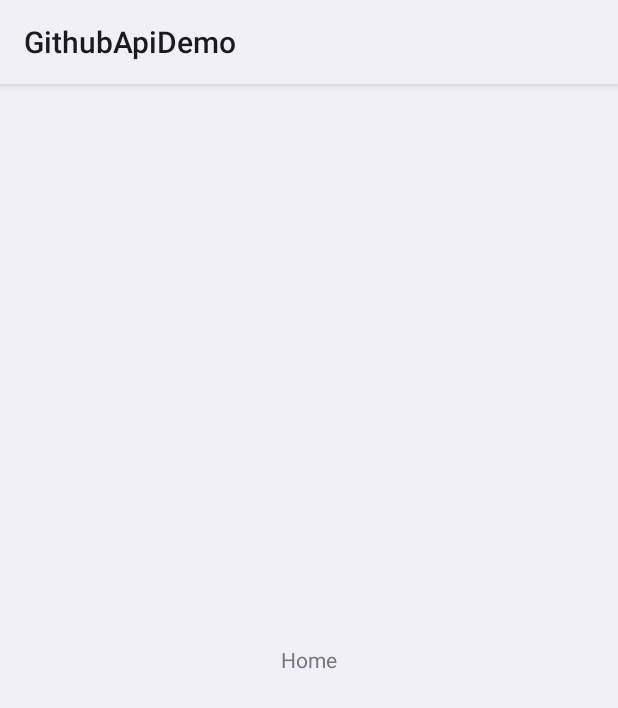
After one commit to Omik0/GithubApiDemo, an Android app: the layout fragment_home.xml on its own in the app's theme, with its tools: preview values and no code run, on a phone screen of 412 x 824 dp. The commit adds this screen. Shown: the top 708 px of the screen. Run offline under Robolectric (Android 15) with nearby library versions, the phone set to English and light mode, and no system bars.

Commit message:
add fragmentContainerView and toolbar

```diff
--- a/app/build.gradle
+++ b/app/build.gradle
@@ -43,6 +43,7 @@ dependencies {
 
     implementation 'androidx.core:core-ktx:1.7.0'
     implementation 'androidx.appcompat:appcompat:1.4.1'
+    implementation 'androidx.legacy:legacy-support-v4:1.0.0'
     testImplementation 'junit:junit:4.13.2'
     androidTestImplementation 'androidx.test.ext:junit:1.1.3'
     androidTestImplementation 'androidx.test.espresso:espresso-core:3.4.0'
--- a/app/src/main/res/drawable-night/ic_github.xml
+++ /dev/null
@@ -1,15 +0,0 @@
-<vector xmlns:android="http://schemas.android.com/apk/res/android"
-    android:width="24dp"
-    android:height="24dp"
-    android:viewportWidth="24"
-    android:viewportHeight="24">
-    <group
-        android:pivotX="12"
-        android:pivotY="11"
-        android:scaleX="0.8"
-        android:scaleY="0.8">
-        <path
-            android:fillColor="#FFFFFF"
-            android:pathData="M12,2.2467A10.0004,10.0004 0,0 0,8.8375 21.7342c0.5,0.0875 0.6875,-0.2125 0.6875,-0.475 0,-0.2375 -0.0125,-1.025 -0.0125,-1.8625C7,19.8592 6.35,18.7842 6.15,18.2217A3.636,3.636 0,0 0,5.125 16.8092c-0.35,-0.1875 -0.85,-0.65 -0.0125,-0.6625A2.0012,2.0012 0,0 1,6.65 17.1717a2.1374,2.1374 0,0 0,2.9125 0.825A2.1038,2.1038 0,0 1,10.2 16.6592c-2.225,-0.25 -4.55,-1.1125 -4.55,-4.9375a3.8919,3.8919 0,0 1,1.025 -2.6875,3.5937 3.5937,0 0,1 0.1,-2.65s0.8375,-0.2625 2.75,1.025a9.4275,9.4275 0,0 1,5 0c1.9125,-1.3 2.75,-1.025 2.75,-1.025a3.5932,3.5932 0,0 1,0.1 2.65,3.869 3.869,0 0,1 1.025,2.6875c0,3.8375 -2.3375,4.6875 -4.5625,4.9375a2.3681,2.3681 0,0 1,0.675 1.85c0,1.3375 -0.0125,2.4125 -0.0125,2.75 0,0.2625 0.1875,0.575 0.6875,0.475A10.0053,10.0053 0,0 0,12 2.2467Z" />
-    </group>
-</vector>
--- a/app/src/main/res/drawable/ic_github.xml
+++ b/app/src/main/res/drawable/ic_github.xml
@@ -10,7 +10,7 @@
         android:scaleY="0.8">
         <path
             android:name="logo"
-            android:fillColor="#FF000000"
+            android:fillColor="?attr/colorSecondaryVariant"
             android:pathData="M12,2.2467A10.0004,10.0004 0,0 0,8.8375 21.7342c0.5,0.0875 0.6875,-0.2125 0.6875,-0.475 0,-0.2375 -0.0125,-1.025 -0.0125,-1.8625C7,19.8592 6.35,18.7842 6.15,18.2217A3.636,3.636 0,0 0,5.125 16.8092c-0.35,-0.1875 -0.85,-0.65 -0.0125,-0.6625A2.0012,2.0012 0,0 1,6.65 17.1717a2.1374,2.1374 0,0 0,2.9125 0.825A2.1038,2.1038 0,0 1,10.2 16.6592c-2.225,-0.25 -4.55,-1.1125 -4.55,-4.9375a3.8919,3.8919 0,0 1,1.025 -2.6875,3.5937 3.5937,0 0,1 0.1,-2.65s0.8375,-0.2625 2.75,1.025a9.4275,9.4275 0,0 1,5 0c1.9125,-1.3 2.75,-1.025 2.75,-1.025a3.5932,3.5932 0,0 1,0.1 2.65,3.869 3.869,0 0,1 1.025,2.6875c0,3.8375 -2.3375,4.6875 -4.5625,4.9375a2.3681,2.3681 0,0 1,0.675 1.85c0,1.3375 -0.0125,2.4125 -0.0125,2.75 0,0.2625 0.1875,0.575 0.6875,0.475A10.0053,10.0053 0,0 0,12 2.2467Z" />
     </group>
 </vector>
--- /dev/null
+++ b/app/src/main/res/layout/fragment_home.xml
@@ -0,0 +1,14 @@
+<?xml version="1.0" encoding="utf-8"?>
+<FrameLayout xmlns:android="http://schemas.android.com/apk/res/android"
+    xmlns:tools="http://schemas.android.com/tools"
+    android:layout_width="match_parent"
+    android:layout_height="match_parent"
+    tools:context=".feature_github_repositories.presentation.fragment.home.HomeFragment">
+
+    <TextView
+        android:layout_width="match_parent"
+        android:layout_height="match_parent"
+        android:gravity="center"
+        android:text="Home" />
+
+</FrameLayout>
--- /dev/null
+++ b/app/src/main/res/values-night/strings.xml
@@ -0,0 +1,4 @@
+<?xml version="1.0" encoding="utf-8"?>
+<resources>
+    <string name="your_feed">Your <b>Feed</b></string>
+</resources>
--- a/app/src/main/res/values-night/themes.xml
+++ b/app/src/main/res/values-night/themes.xml
@@ -6,8 +6,8 @@
         <item name="colorPrimaryVariant">@color/primaryDark</item>
         <item name="colorOnPrimary">@color/black</item>
         <!-- Secondary brand color. -->
-        <item name="colorSecondary">@color/primary</item>
-        <item name="colorSecondaryVariant">@color/primaryVariant</item>
+        <item name="colorSecondary">@color/primaryVariant</item>
+        <item name="colorSecondaryVariant">@color/primary</item>
         <item name="colorOnSecondary">@color/white</item>
         <!-- Status bar color. -->
         <item name="android:statusBarColor" tools:targetApi="l">?attr/colorPrimaryVariant</item>
--- a/app/src/main/res/values/strings.xml
+++ b/app/src/main/res/values/strings.xml
@@ -1,3 +1,6 @@
 <resources>
     <string name="app_name">GithubApiDemo</string>
+    <!-- TODO: Remove or change this placeholder text -->
+    <string name="hello_blank_fragment">Hello blank fragment</string>
+    <string name="your_feed">Your <b>Feed</b></string>
 </resources>
```
Also changed, not shown: app/src/main/java/ge/example/githubapidemo/feature_github_repositories/presentation/fragment/home/HomeFragment.kt (added, +13 -0 lines), app/src/main/res/drawable/ic_favorite_filled.xml (added, +9 -0 lines), app/src/main/res/drawable/ic_github_outlined.xml (added, +9 -0 lines), app/src/main/res/drawable/ic_search.xml (added, +9 -0 lines), app/src/main/res/layout/activity_main.xml (+63 -4 lines), app/src/main/res/navigation/nav_graph.xml (added, +13 -0 lines).
